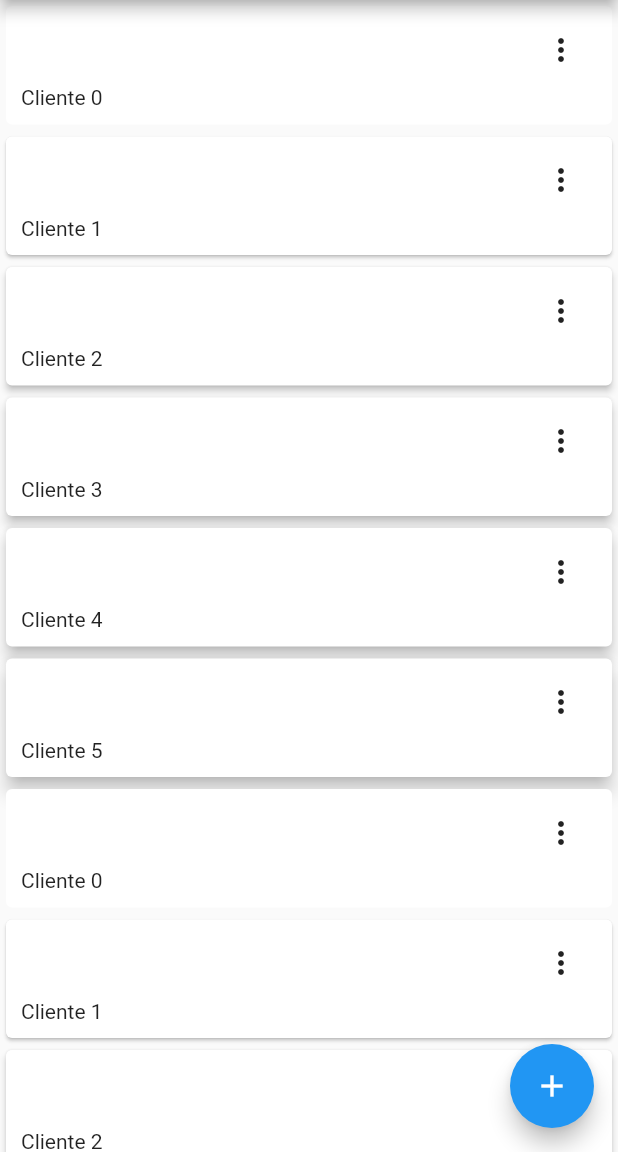
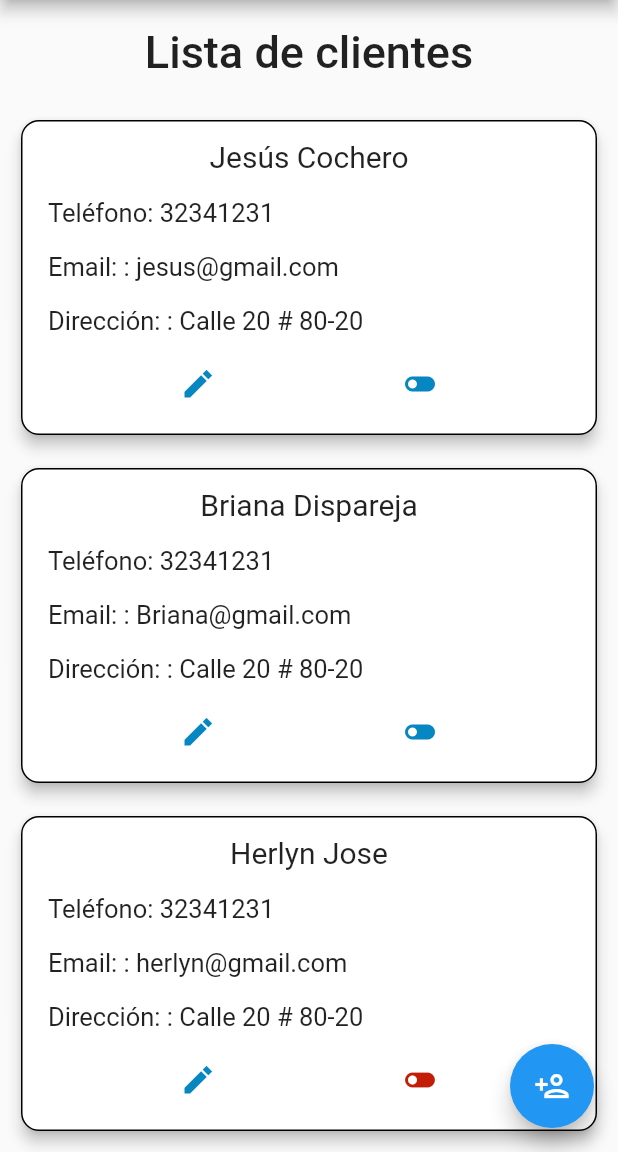
Before and after one commit to JESUS3928CF/colch_star_movile, a Flutter app: the CustomersScreen screen opened directly, on a phone screen of 412 x 824 dp, the part 84-1236 px from its top. Run offline on Flutter 3.47's test engine with Material 2 defaults, Android fonts, the phone set to English and light mode, and no system bars.

Commit message:
Card de clientes ficalizados v 1.0

```diff
--- a/lib/presentation/screens/customers_screen.dart
+++ b/lib/presentation/screens/customers_screen.dart
@@ -5,12 +5,51 @@ import 'customers_create.dart';
 
 //* Para no tener que definer tantas beses las tarjas solo una ves
 const cards = <Map<String, dynamic>>[
-  {'elevation': 0.0, 'label': 'Cliente 0'},
-  {'elevation': 1.0, 'label': 'Cliente 1'},
-  {'elevation': 2.0, 'label': 'Cliente 2'},
-  {'elevation': 3.0, 'label': 'Cliente 3'},
-  {'elevation': 4.0, 'label': 'Cliente 4'},
-  {'elevation': 5.0, 'label': 'Cliente 5'},
+  {
+    'elevation': 4.0,
+    'name': 'Jesús',
+    'lastName': 'Cochero',
+    'phone': '32341231',
+    'email': 'jesus@gmail.com',
+    'address': 'Calle 20 # 80-20',
+    'state': true,
+  },
+  {
+    'elevation': 4.0,
+    'name': 'Briana',
+    'lastName': 'Dispareja',
+    'phone': '32341231',
+    'email': 'Briana@gmail.com',
+    'address': 'Calle 20 # 80-20',
+    'state': true,
+  },
+  {
+    'elevation': 4.0,
+    'name': 'Herlyn',
+    'lastName': 'Jose',
+    'phone': '32341231',
+    'email': 'herlyn@gmail.com',
+    'address': 'Calle 20 # 80-20',
+    'state': false,
+  },
+  {
+    'elevation': 4.0,
+    'name': 'Tomas',
+    'lastName': 'Sanchez',
+    'phone': '32341231',
+    'email': 'tomas@gmail.com',
+    'address': 'Calle 20 # 80-20',
+    'state': true,
+  },
+  {
+    'elevation': 4.0,
+    'name': 'Brian',
+    'lastName': 'Pareja',
+    'phone': '32341231',
+    'email': 'brian@gmail.com',
+    'address': 'Calle 20 # 80-20',
+    'state': false,
+  },
 ];
 
 class CustomersScreen extends StatefulWidget {
@@ -29,7 +68,7 @@ class _CustomersScreenState extends State<CustomersScreen> {
             child: AppBarColch()),
         body: _CustomerView(),
         floatingActionButton: FloatingActionButton(
-            child: const Icon(Icons.add),
+            child: const Icon(Icons.person_add_outlined),
             onPressed: () {
               Navigator.push(
                 context,
@@ -47,40 +86,172 @@ class _CustomerView extends StatelessWidget {
     return SingleChildScrollView(
       child: Column(
         children: [
-          ...cards.map((card) =>
-              _CardType1(elevation: card['elevation'], label: card['label'])),
-          ...cards.map((card) =>
-              _CardType1(elevation: card['elevation'], label: card['label']))
+          const Padding(
+            padding: EdgeInsets.all(17.0),
+            child: Text(
+              "Lista de clientes",
+              style: TextStyle(fontSize: 30, fontWeight: FontWeight.w500),
+            ),
+          ),
+          ...cards.map((card) => _CardCustomer(
+                elevation: card['elevation'],
+                name: card['name'],
+                lastName: card['lastName'],
+                phone: card['phone'],
+                email: card["email"],
+                address: card['address'],
+                state: card['state'],
+              ))
         ],
       ),
     );
   }
 }
 
-class _CardType1 extends StatelessWidget {
-  final String label;
+const textCardStyle = TextStyle(fontSize: 17);
+const labelCardStyle = TextStyle(
+  fontSize: 20,
+);
+
+class _CardCustomer extends StatefulWidget {
+  final String name;
+  final String? lastName;
+  final String phone;
+  final String email;
+  final String address;
+  bool state;
   final double elevation;
-  const _CardType1({required this.label, required this.elevation});
+
+  _CardCustomer(
+      {required this.name,
+      required this.elevation,
+      this.lastName,
+      required this.phone,
+      required this.email,
+      required this.address,
+      required this.state});
 
   @override
+  State<_CardCustomer> createState() => _CardCustomerState();
+}
+
+class _CardCustomerState extends State<_CardCustomer> {
+  @override
   Widget build(BuildContext context) {
-    return Card(
-      elevation: elevation,
+    return Padding(
+      padding: const EdgeInsets.symmetric(vertical: 7, horizontal: 10),
+      child: Card(
+        // ignore: prefer_const_constructors
+        shape: const RoundedRectangleBorder(
+            borderRadius: BorderRadius.all(Radius.circular(12)),
+            side: BorderSide(color: Colors.black)),
+        elevation: widget.elevation,
         child: Padding(
           padding: const EdgeInsets.fromLTRB(10, 5, 10, 10),
           child: Column(children: [
             Align(
-              alignment: Alignment.topRight,
-              child: IconButton(
-                icon: const Icon(Icons.more_vert_outlined),
+              alignment: Alignment.topLeft,
+              child: Padding(
+                padding: const EdgeInsets.symmetric(vertical: 8),
+                child: Center(
+                    child: Text(
+                  '${widget.name} ${widget.lastName}',
+                  style: labelCardStyle,
+                )),
+              ),
+            ),
+            Padding(
+              padding: const EdgeInsets.all(8.0),
+              child: Align(
+                alignment: Alignment.bottomLeft,
+                child: Text(
+                  'Teléfono: ${widget.phone}',
+                  style: textCardStyle,
+                ),
+              ),
+            ),
+            Padding(
+              padding: const EdgeInsets.all(8.0),
+              child: Align(
+                alignment: Alignment.bottomLeft,
+                child: Text(
+                  'Email: : ${widget.email}',
+                  style: textCardStyle,
+                ),
+              ),
+            ),
+            Padding(
+              padding: const EdgeInsets.all(8.0),
+              child: Align(
+                alignment: Alignment.bottomLeft,
+                child: Text(
+                  'Dirección: : ${widget.address}',
+                  style: textCardStyle,
+                ),
+              ),
+            ),
+            Row(
+              mainAxisAlignment: MainAxisAlignment.center,
+              children: [
+                IconButton(
+                  icon: const Icon(
+                    Icons.edit_sharp,
+                    color: Color.fromARGB(255, 7, 135, 194),
+                  ),
                   onPressed: () {},
-              )),
-          Align(
-            alignment: Alignment.bottomLeft,
-            child: Text(label),
+                ),
+                const SizedBox(
+                  width: 100,
+                ),
+                IconButton(
+                  icon: widget.state
+                      ? const Icon(
+                          Icons.toggle_off,
+                          color: Color.fromARGB(255, 7, 135, 194),
                         )
+                      : const Icon(Icons.toggle_off,
+                          color: Color.fromARGB(255, 194, 29, 7)),
+                  onPressed: () {
+                    setState(() {
+                      widget.state = !widget.state;
+                    });
+                  },
+                ),
+
+                // SwitchListTile(value: true, onChanged: (value) {})
+              ],
+            ),
           ]),
+        ),
       ),
     );
   }
 }
+
+// class _CardType1 extends StatelessWidget {
+//   final String label;
+//   final double elevation;
+//   const _CardType1({required this.label, required this.elevation});
+
+//   @override
+//   Widget build(BuildContext context) {
+//     return Card(
+//       elevation: elevation,
+//       child: Padding(
+//         padding: const EdgeInsets.fromLTRB(10, 5, 10, 10),
+//         child: Column(children: [
+//           Align(
+//               alignment: Alignment.topRight,
+//               child: IconButton(
+//                 icon: const Icon(Icons.more_vert_outlined),
+//                 onPressed: () {},
+//               )),
+//           Align(
+//             alignment: Alignment.bottomLeft,
+//             child: Text(label),
+//           )
+//         ]),
+//       ),
+//     );
+//   }
+// }
```
Also changed, not shown: pubspec.lock. Lines whose indentation alone changed are shown as unchanged.
